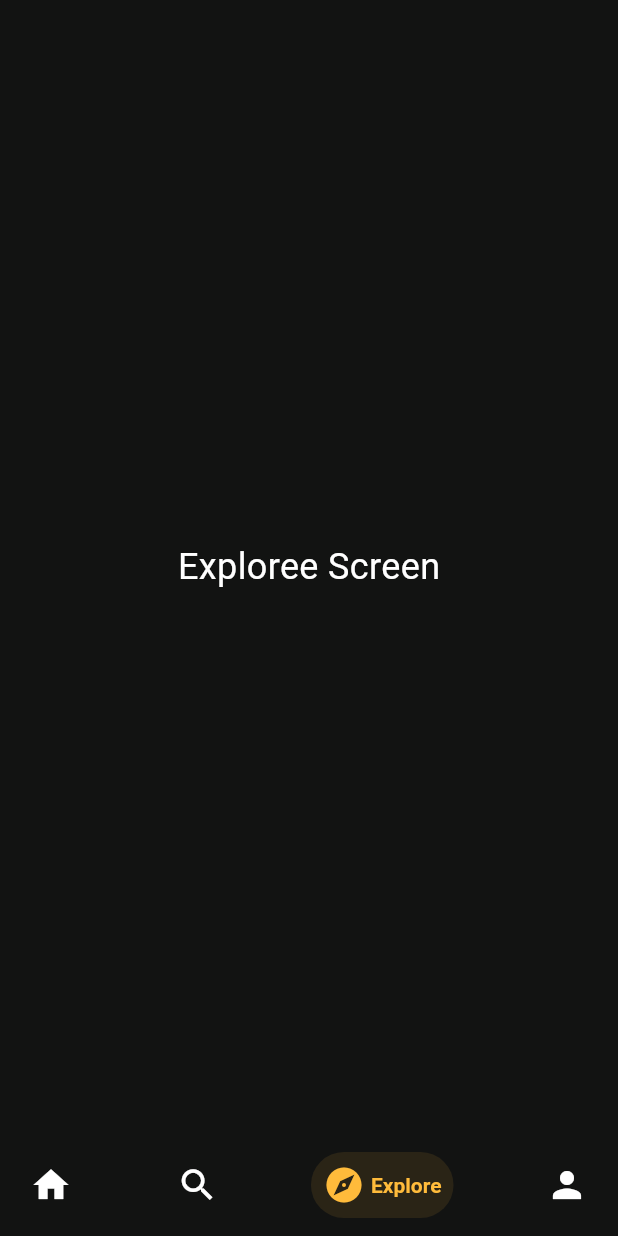
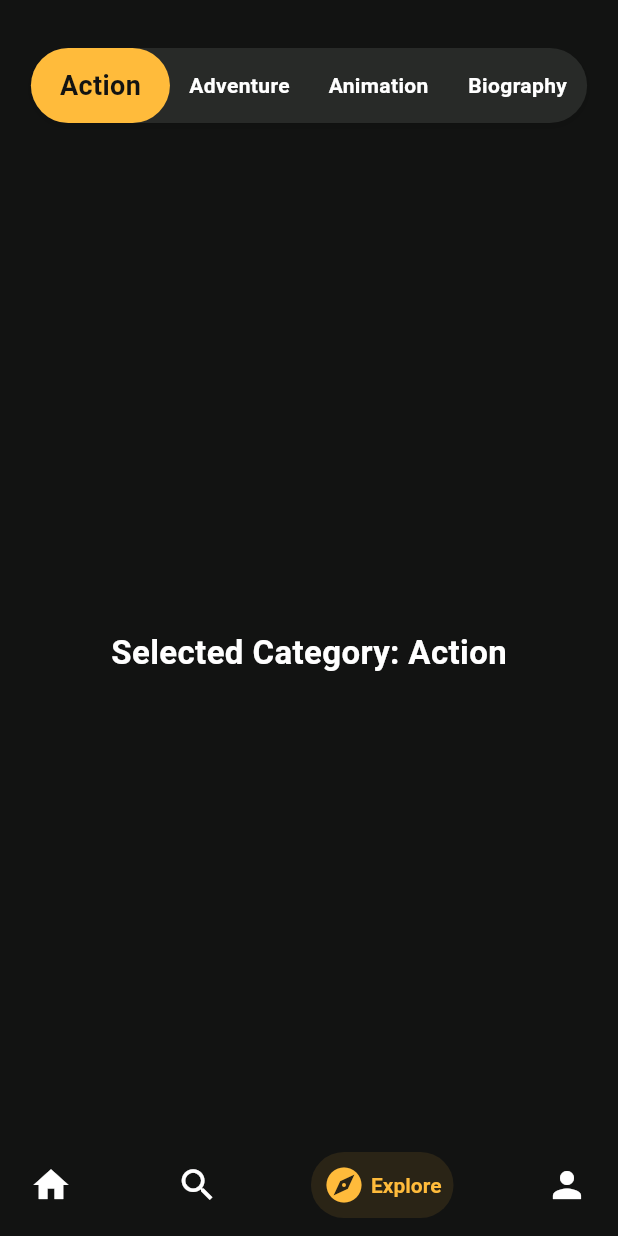
Before and after one commit to mina17722004/Movie-app, a Flutter app: the screen it shows after launch, item 3 of the bottom bar chosen, on a phone screen of 412 x 824 dp. Run offline on Flutter 3.47's test engine with Material 3 defaults, Android fonts, the light colour scheme and no system bars; drawn by our look-alikes of flutter_toggle_tab, salomon_bottom_bar; our stand-ins replace carousel_slider, cloud_firestore, firebase_auth, firebase_core; accounts and stored records are empty.

Commit message:
inital commit

```diff
--- a/lib/screens/home/explore_screen.dart
+++ b/lib/screens/home/explore_screen.dart
@@ -1,11 +1,63 @@
 import 'package:flutter/material.dart';
+import 'package:flutter_toggle_tab/flutter_toggle_tab.dart';
+import 'package:mm/theme/app_colors.dart';
 
-class ExploreWidget extends StatelessWidget {
+class ExploreWidget extends StatefulWidget {
+  @override
+  _ExploreWidgetState createState() => _ExploreWidgetState();
+}
+
+class _ExploreWidgetState extends State<ExploreWidget> {
+  int _tabTextIndexSelected = 0;
+
+  final List<DataTab> _listTextTabToggle = [
+    DataTab(title: "Action"),
+    DataTab(title: "Adventure"),
+    DataTab(title: "Animation"),
+    DataTab(title: "Biography"),
+  ];
+
   @override
   Widget build(BuildContext context) {
-    return Center(
-      child: Text("Exploree Screen",
-          style: TextStyle(color: Colors.white, fontSize: 24)),
+    return Column(
+      children: [
+        Padding(
+          padding:  EdgeInsets.symmetric(vertical: 32, horizontal: 4),
+          child: FlutterToggleTab(
+            unSelectedBackgroundColors: [appColors.grey],
+            width: 90,
+            borderRadius: 30,
+            height: 50,
+            selectedIndex: _tabTextIndexSelected,
+            selectedBackgroundColors: [appColors.yellow],
+            selectedTextStyle: TextStyle(
+              color: appColors.black,
+              fontSize: 18,
+              fontWeight: FontWeight.w700,
+            ),
+            unSelectedTextStyle: TextStyle(
+              color: appColors.white,
+              fontSize: 14,
+              fontWeight: FontWeight.bold,
+            ),
+            dataTabs: _listTextTabToggle,
+            selectedLabelIndex: (index) {
+              setState(() {
+                _tabTextIndexSelected = index;
+              });
+            },
+            isScroll: false,
+          ),
+        ),
+        Expanded(
+          child: Center(
+            child: Text(
+              "Selected Category: ${_listTextTabToggle[_tabTextIndexSelected].title}",
+              style: TextStyle(fontSize: 22, fontWeight: FontWeight.bold, color: appColors.white),
+            ),
+          ),
+        ),
+      ],
     );
   }
 }
--- a/pubspec.yaml
+++ b/pubspec.yaml
@@ -41,6 +41,7 @@ dependencies:
   cloud_firestore: ^5.6.2
   carousel_slider: ^5.0.0
   salomon_bottom_bar: ^3.3.2
+  flutter_toggle_tab: ^1.5.1
 
 dev_dependencies:
   flutter_test:
```
Also changed, not shown: pubspec.lock.
